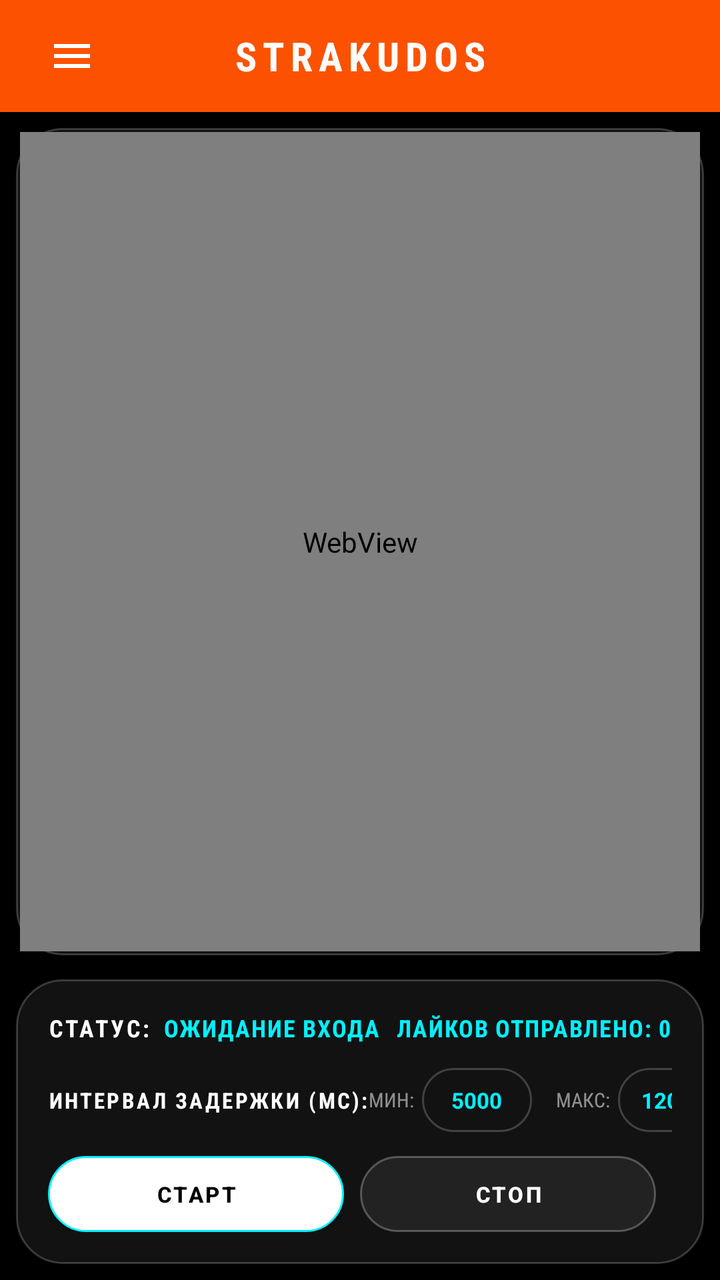
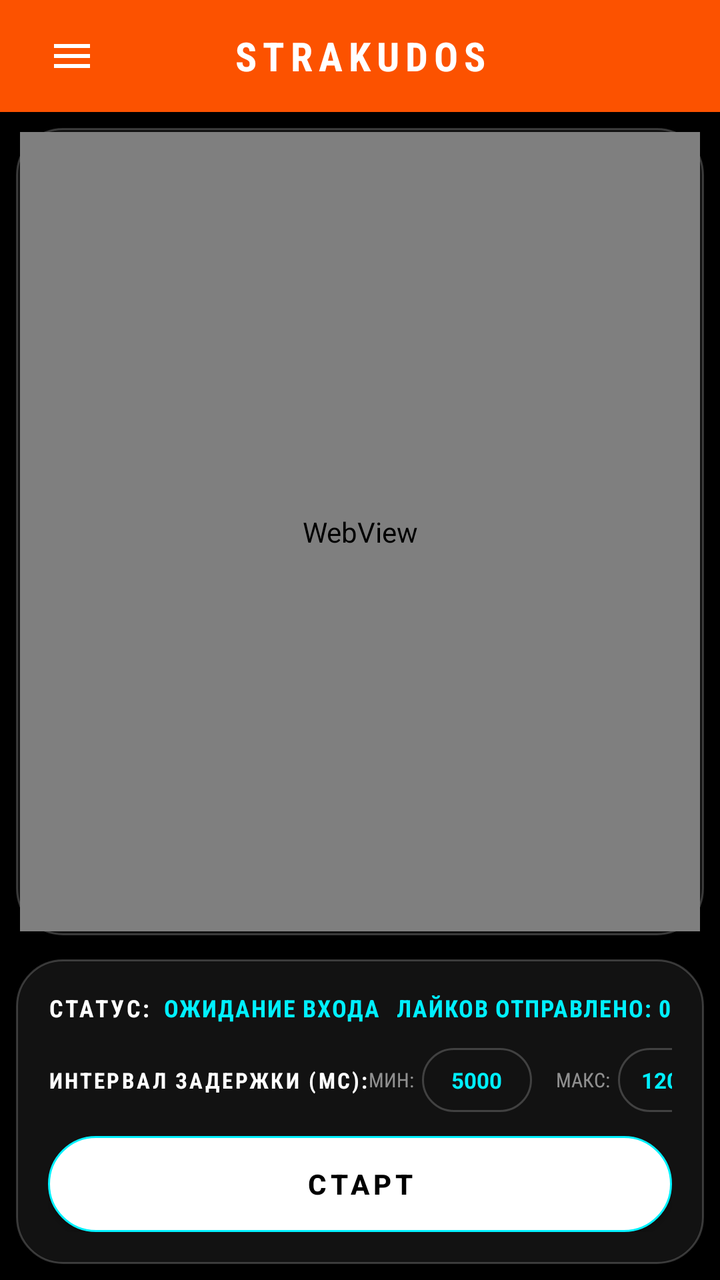

Screens rendered from an Android XML layout before and after an edit, with the pre-edit source and the edit as a unified diff.
<!-- AndroidManifest.xml: application theme Theme.StravaKudos -->
<!-- res/layout/activity_main.xml -->
<?xml version="1.0" encoding="utf-8"?>
<androidx.drawerlayout.widget.DrawerLayout
    xmlns:android="http://schemas.android.com/apk/res/android"
    xmlns:app="http://schemas.android.com/apk/res-auto"
    android:id="@+id/drawerLayout"
    android:layout_width="match_parent"
    android:layout_height="match_parent"
    android:background="#000000">

    
    <LinearLayout
        android:layout_width="match_parent"
        android:layout_height="match_parent"
        android:orientation="vertical"
        android:background="#000000">

        
        <LinearLayout
            android:layout_width="match_parent"
            android:layout_height="56dp"
            android:orientation="horizontal"
            android:gravity="center_vertical"
            android:background="#FC5200"
            android:paddingStart="16dp"
            android:paddingEnd="16dp">

            <ImageButton
                android:id="@+id/btnMenu"
                android:layout_width="40dp"
                android:layout_height="40dp"
                android:background="?android:attr/selectableItemBackgroundBorderless"
                android:src="@drawable/ic_menu"
                android:tint="#FFFFFF"
                android:padding="8dp" />

            <TextView
                android:layout_width="0dp"
                android:layout_height="wrap_content"
                android:layout_weight="1"
                android:text="STRAKUDOS"
                android:textColor="#FFFFFF"
                android:textStyle="bold"
                android:textSize="20sp"
                android:gravity="center"
                android:fontFamily="sans-serif-condensed"
                android:letterSpacing="0.15" />

            <View
                android:layout_width="40dp"
                android:layout_height="40dp" />
        </LinearLayout>

        
        <LinearLayout
            android:layout_width="match_parent"
            android:layout_height="0dp"
            android:layout_weight="1"
            android:orientation="vertical"
            android:padding="8dp">

        
        <FrameLayout
            android:layout_width="match_parent"
            android:layout_height="0dp"
            android:layout_weight="1"
            android:background="@drawable/card_glass_bg"
            android:layout_marginBottom="12dp"
            android:padding="2dp">

            <android.webkit.WebView
                android:id="@+id/webView"
                android:layout_width="match_parent"
                android:layout_height="match_parent" />

            <View
                android:id="@+id/touchOverlay"
                android:layout_width="match_parent"
                android:layout_height="match_parent"
                android:background="#2200F0FF"
                android:visibility="gone"
                android:clickable="true"
                android:focusable="true" />
        </FrameLayout>

        
        <LinearLayout
            android:layout_width="match_parent"
            android:layout_height="wrap_content"
            android:background="@drawable/card_glass_bg"
            android:orientation="vertical"
            android:padding="16dp">

            
            <LinearLayout
                android:layout_width="match_parent"
                android:layout_height="wrap_content"
                android:orientation="horizontal"
                android:gravity="center_vertical"
                android:layout_marginBottom="12dp">

                <TextView
                    android:layout_width="wrap_content"
                    android:layout_height="wrap_content"
                    android:text="СТАТУС:"
                    android:textColor="#FFFFFF"
                    android:textStyle="bold"
                    android:fontFamily="sans-serif-condensed"
                    android:textSize="12sp"
                    android:letterSpacing="0.1" />

                <TextView
                    android:id="@+id/tvStatus"
                    android:layout_width="0dp"
                    android:layout_height="wrap_content"
                    android:layout_weight="1"
                    android:layout_marginStart="6dp"
                    android:text="ОЖИДАНИЕ ВХОДА"
                    android:textColor="#00F0FF"
                    android:textStyle="bold"
                    android:fontFamily="sans-serif-condensed"
                    android:textSize="12sp"
                    android:letterSpacing="0.05" />

                <TextView
                    android:id="@+id/tvStats"
                    android:layout_width="wrap_content"
                    android:layout_height="wrap_content"
                    android:text="ЛАЙКОВ ОТПРАВЛЕНО: 0"
                    android:textColor="#00F0FF"
                    android:textStyle="bold"
                    android:fontFamily="sans-serif-condensed"
                    android:textSize="12sp"
                    android:letterSpacing="0.05" />
            </LinearLayout>

            
            <LinearLayout
                android:layout_width="match_parent"
                android:layout_height="wrap_content"
                android:orientation="horizontal"
                android:gravity="center_vertical"
                android:layout_marginBottom="12dp">

                <TextView
                    android:layout_width="wrap_content"
                    android:layout_height="wrap_content"
                    android:text="ИНТЕРВАЛ ЗАДЕРЖКИ (МС):"
                    android:textColor="#FFFFFF"
                    android:textStyle="bold"
                    android:fontFamily="sans-serif-condensed"
                    android:textSize="11sp"
                    android:letterSpacing="0.1" />

                <View
                    android:layout_width="0dp"
                    android:layout_height="0dp"
                    android:layout_weight="1" />

                <TextView
                    android:layout_width="wrap_content"
                    android:layout_height="wrap_content"
                    android:text="МИН:"
                    android:textColor="#88FFFFFF"
                    android:fontFamily="sans-serif-condensed"
                    android:textSize="10sp"
                    android:layout_marginEnd="4dp" />

                <EditText
                    android:id="@+id/etMinDelay"
                    android:layout_width="55dp"
                    android:layout_height="32dp"
                    android:background="@drawable/card_glass_bg"
                    android:gravity="center"
                    android:inputType="number"
                    android:text="5000"
                    android:textColor="#00F0FF"
                    android:textStyle="bold"
                    android:textSize="11sp"
                    android:padding="2dp" />

                <TextView
                    android:layout_width="wrap_content"
                    android:layout_height="wrap_content"
                    android:text="МАКС:"
                    android:textColor="#88FFFFFF"
                    android:fontFamily="sans-serif-condensed"
                    android:textSize="10sp"
                    android:layout_marginStart="12dp"
                    android:layout_marginEnd="4dp" />

                <EditText
                    android:id="@+id/etMaxDelay"
                    android:layout_width="55dp"
                    android:layout_height="32dp"
                    android:background="@drawable/card_glass_bg"
                    android:gravity="center"
                    android:inputType="number"
                    android:text="12000"
                    android:textColor="#00F0FF"
                    android:textStyle="bold"
                    android:textSize="11sp"
                    android:padding="2dp" />
            </LinearLayout>

            
            <LinearLayout
                android:layout_width="match_parent"
                android:layout_height="wrap_content"
                android:orientation="horizontal"
                android:gravity="center">

                <Button
                    android:id="@+id/btnStart"
                    android:layout_width="0dp"
                    android:layout_height="38dp"
                    android:layout_weight="1"
                    android:layout_marginEnd="8dp"
                    android:background="@drawable/btn_primary_bg"
                    android:text="СТАРТ"
                    android:textColor="#000000"
                    android:textStyle="bold"
                    android:textSize="11sp"
                    android:letterSpacing="0.1"
                    android:padding="0dp" />

                <Button
                    android:id="@+id/btnStop"
                    android:layout_width="0dp"
                    android:layout_height="38dp"
                    android:layout_weight="1"
                    android:layout_marginEnd="8dp"
                    android:background="@drawable/btn_secondary_bg"
                    android:enabled="false"
                    android:text="СТОП"
                    android:textColor="#FFFFFF"
                    android:textStyle="bold"
                    android:textSize="11sp"
                    android:letterSpacing="0.1"
                    android:padding="0dp" />

            </LinearLayout>
        </LinearLayout>
        </LinearLayout>
    </LinearLayout>

    
    <com.google.android.material.navigation.NavigationView
        android:id="@+id/navigationView"
        android:layout_width="280dp"
        android:layout_height="match_parent"
        android:layout_gravity="start"
        android:background="#0A0A0A"
        app:itemTextColor="#FFFFFF"
        app:itemIconTint="#FFFFFF"
        app:itemTextAppearance="@style/NavMenuText"
        app:headerLayout="@layout/nav_header"
        app:menu="@menu/nav_menu" />

</androidx.drawerlayout.widget.DrawerLayout>
<!-- res/layout/nav_header.xml (included above) -->
<?xml version="1.0" encoding="utf-8"?>
<LinearLayout xmlns:android="http://schemas.android.com/apk/res/android"
    android:layout_width="match_parent"
    android:layout_height="wrap_content"
    android:background="#0A0A0A"
    android:orientation="vertical"
    android:padding="24dp">

    <TextView
        android:layout_width="match_parent"
        android:layout_height="wrap_content"
        android:text="STRAKUDOS"
        android:textColor="#00F0FF"
        android:textStyle="bold"
        android:textSize="24sp"
        android:fontFamily="sans-serif-condensed"
        android:letterSpacing="0.15" />

    <TextView
        android:layout_width="match_parent"
        android:layout_height="wrap_content"
        android:layout_marginTop="4dp"
        android:text="Автоматизация лайков Strava"
        android:textColor="#88FFFFFF"
        android:textSize="12sp"
        android:fontFamily="sans-serif-condensed" />

    <View
        android:layout_width="match_parent"
        android:layout_height="1dp"
        android:layout_marginTop="16dp"
        android:background="#33FFFFFF" />

</LinearLayout>
<!-- resources referenced by this layout -->
<resources>
  <!-- drawable btn_primary_bg (drawable) -->
  <?xml version="1.0" encoding="utf-8"?>
  <selector xmlns:android="http://schemas.android.com/apk/res/android">
      <item android:state_enabled="false">
          <shape android:shape="rectangle">
              <solid android:color="#444444" />
              <corners android:radius="9999dp" />
          </shape>
      </item>
      <item android:state_pressed="true">
          <shape android:shape="rectangle">
              <solid android:color="#00D0E0" /> 
              <corners android:radius="9999dp" />
          </shape>
      </item>
      <item>
          <shape android:shape="rectangle">
              <solid android:color="#FFFFFF" /> 
              <corners android:radius="9999dp" />
              <stroke
                  android:width="1dp"
                  android:color="#00F0FF" /> 
          </shape>
      </item>
  </selector>
  <!-- drawable btn_secondary_bg (drawable) -->
  <?xml version="1.0" encoding="utf-8"?>
  <selector xmlns:android="http://schemas.android.com/apk/res/android">
      <item android:state_enabled="false">
          <shape android:shape="rectangle">
              <solid android:color="#222222" />
              <corners android:radius="9999dp" />
              <stroke
                  android:width="1dp"
                  android:color="#44FFFFFF" />
          </shape>
      </item>
      <item android:state_pressed="true">
          <shape android:shape="rectangle">
              <solid android:color="#0022AA" />
              <corners android:radius="9999dp" />
          </shape>
      </item>
      <item>
          <shape android:shape="rectangle">
              <solid android:color="#0A45FF" /> 
              <corners android:radius="9999dp" />
              <stroke
                  android:width="1dp"
                  android:color="#FFFFFF" />
          </shape>
      </item>
  </selector>
  <!-- drawable card_glass_bg (drawable) -->
  <?xml version="1.0" encoding="utf-8"?>
  <shape xmlns:android="http://schemas.android.com/apk/res/android"
      android:shape="rectangle">
      <solid android:color="#121212" /> 
      <corners android:radius="23dp" />
      <stroke
          android:width="1dp"
          android:color="#33FFFFFF" /> 
  </shape>
  <!-- drawable ic_menu (drawable) -->
  <?xml version="1.0" encoding="utf-8"?>
  <vector xmlns:android="http://schemas.android.com/apk/res/android"
      android:width="24dp"
      android:height="24dp"
      android:viewportWidth="24"
      android:viewportHeight="24">
      <path
          android:fillColor="#FFFFFF"
          android:pathData="M3,18h18v-2L3,16v2zM3,13h18v-2L3,11v2zM3,6v2h18L21,6L3,6z" />
  </vector>
  <style name="NavMenuText" parent="TextAppearance.Material3.BodyLarge">
          <item name="android:textSize">16sp</item>
          <item name="android:textColor">#FFFFFF</item>
      </style>
  <style name="Theme.StravaKudos" parent="Theme.Material3.DayNight.NoActionBar">
          <item name="colorPrimary">#FC5200</item>
          <item name="colorSecondary">#E64A19</item>
          <item name="android:statusBarColor">#FC5200</item>
      </style>
</resources>

<!-- the commit's change to res/layout/activity_main.xml (unified diff, before → after) -->
@@ -203,42 +203,17 @@
             </LinearLayout>
 
             
-            <LinearLayout
-                android:layout_width="match_parent"
-                android:layout_height="wrap_content"
-                android:orientation="horizontal"
-                android:gravity="center">
-
-                <Button
-                    android:id="@+id/btnStart"
-                    android:layout_width="0dp"
-                    android:layout_height="38dp"
-                    android:layout_weight="1"
-                    android:layout_marginEnd="8dp"
-                    android:background="@drawable/btn_primary_bg"
-                    android:text="СТАРТ"
-                    android:textColor="#000000"
-                    android:textStyle="bold"
-                    android:textSize="11sp"
-                    android:letterSpacing="0.1"
-                    android:padding="0dp" />
-
-                <Button
-                    android:id="@+id/btnStop"
-                    android:layout_width="0dp"
-                    android:layout_height="38dp"
-                    android:layout_weight="1"
-                    android:layout_marginEnd="8dp"
-                    android:background="@drawable/btn_secondary_bg"
-                    android:enabled="false"
-                    android:text="СТОП"
-                    android:textColor="#FFFFFF"
-                    android:textStyle="bold"
-                    android:textSize="11sp"
-                    android:letterSpacing="0.1"
-                    android:padding="0dp" />
-
-            </LinearLayout>
+            <Button
+                android:id="@+id/btnToggle"
+                android:layout_width="match_parent"
+                android:layout_height="48dp"
+                android:background="@drawable/btn_primary_bg"
+                android:text="СТАРТ"
+                android:textColor="#000000"
+                android:textStyle="bold"
+                android:textSize="14sp"
+                android:letterSpacing="0.15"
+                android:padding="0dp" />
         </LinearLayout>
         </LinearLayout>
     </LinearLayout>
<!-- resource entries referenced after the edit -->
@@ -22,34 +22,6 @@
               <stroke
                   android:width="1dp"
                   android:color="#00F0FF" /> 
-          </shape>
-      </item>
-  </selector>
-  <!-- drawable btn_secondary_bg (drawable) -->
-  <?xml version="1.0" encoding="utf-8"?>
-  <selector xmlns:android="http://schemas.android.com/apk/res/android">
-      <item android:state_enabled="false">
-          <shape android:shape="rectangle">
-              <solid android:color="#222222" />
-              <corners android:radius="9999dp" />
-              <stroke
-                  android:width="1dp"
-                  android:color="#44FFFFFF" />
-          </shape>
-      </item>
-      <item android:state_pressed="true">
-          <shape android:shape="rectangle">
-              <solid android:color="#0022AA" />
-              <corners android:radius="9999dp" />
-          </shape>
-      </item>
-      <item>
-          <shape android:shape="rectangle">
-              <solid android:color="#0A45FF" /> 
-              <corners android:radius="9999dp" />
-              <stroke
-                  android:width="1dp"
-                  android:color="#FFFFFF" />
           </shape>
       </item>
   </selector>
